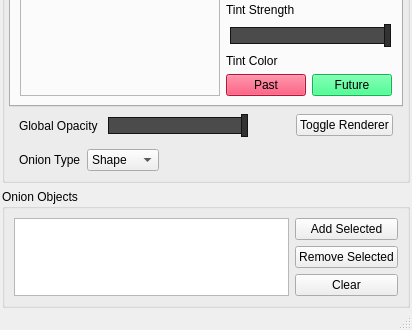
The window that onionSkinRendererWidget.ui (Viele/onionSkinRenderer) describes before a commit, drawn with Qt 5; both pictures show x 0 to 412 and y 167 to 497 of the 412 by 497 pixel window.
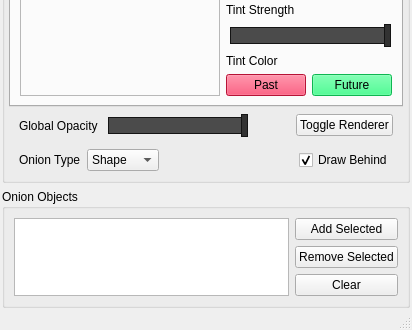
The same window after the commit.

Commit message:
draw behind
adding the possibility to have the onions drawn behind the active mesh.

```diff
--- a/onionSkinRendererWidget.ui
+++ b/onionSkinRendererWidget.ui
@@ -544,6 +544,16 @@
            </property>
           </spacer>
          </item>
+         <item>
+          <widget class="QCheckBox" name="drawBehind_chkBx">
+           <property name="text">
+            <string>Draw Behind</string>
+           </property>
+           <property name="checked">
+            <bool>true</bool>
+           </property>
+          </widget>
+         </item>
         </layout>
        </item>
       </layout>
```
The commit also changes 7 other files.
